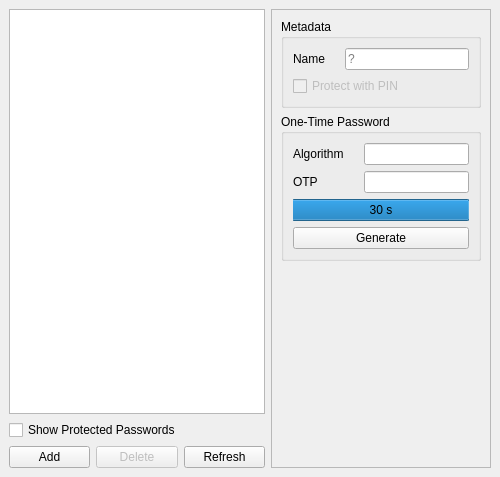
The window that nitrokeyapp/ui/secrets_tab.ui (Nitrokey/nitrokey-app2) describes before a commit, drawn with Qt 5.
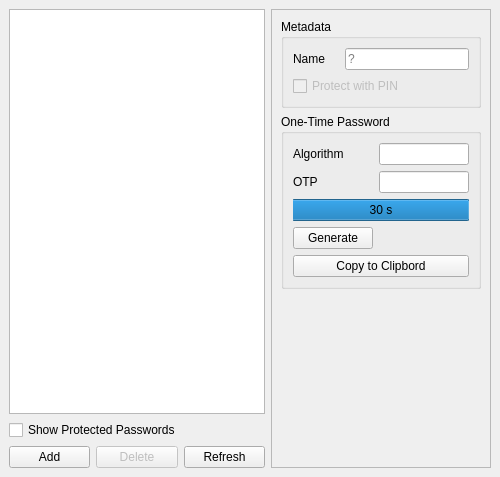
The same window after the commit.

Commit message:
add Copy to Clipboard
add Copy to Clipboard
	modified:   nitrokeyapp/secrets_tab/__init__.py

remove clear the clipboard
	modified:   nitrokeyapp/secrets_tab/__init__.py

    squash 890773f add Copy to Clipboard 	modified:   nitrokeyapp/secrets_tab/__init__.py
    squash 015ec44 remove clear the clipboard 	modified:   nitrokeyapp/secrets_tab/__init__.py
	modified:   nitrokeyapp/secrets_tab/__init__.py
	modified:   nitrokeyapp/ui/secrets_tab.ui

```diff
--- a/nitrokeyapp/ui/secrets_tab.ui
+++ b/nitrokeyapp/ui/secrets_tab.ui
@@ -163,19 +163,7 @@
             <height>457</height>
            </rect>
           </property>
-          <layout class="QVBoxLayout" name="verticalLayout_4">
-           <property name="leftMargin">
-            <number>9</number>
-           </property>
-           <property name="topMargin">
-            <number>9</number>
-           </property>
-           <property name="rightMargin">
-            <number>9</number>
-           </property>
-           <property name="bottomMargin">
-            <number>0</number>
-           </property>
+          <layout class="QVBoxLayout" name="verticalLayout_3">
            <item>
             <widget class="QGroupBox" name="groupBoxMetadata">
              <property name="title">
@@ -224,9 +212,6 @@
               <string>One-Time Password</string>
              </property>
              <layout class="QFormLayout" name="formLayout_2">
-              <property name="horizontalSpacing">
-               <number>20</number>
-              </property>
               <item row="0" column="0">
                <widget class="QLabel" name="labelAlgorithm">
                 <property name="text">
@@ -280,13 +265,20 @@
                 </property>
                </widget>
               </item>
-              <item row="3" column="0" colspan="2">
+              <item row="3" column="0">
                <widget class="QPushButton" name="pushButtonOtpGenerate">
                 <property name="text">
                  <string>Generate</string>
                 </property>
                </widget>
               </item>
+              <item row="4" column="0" colspan="2">
+               <widget class="QPushButton" name="pushButtonOtpCopyToClipbord">
+                <property name="text">
+                 <string notr="true">Copy to Clipbord</string>
+                </property>
+               </widget>
+              </item>
              </layout>
             </widget>
            </item>
```
The commit also changes 1 other file.
